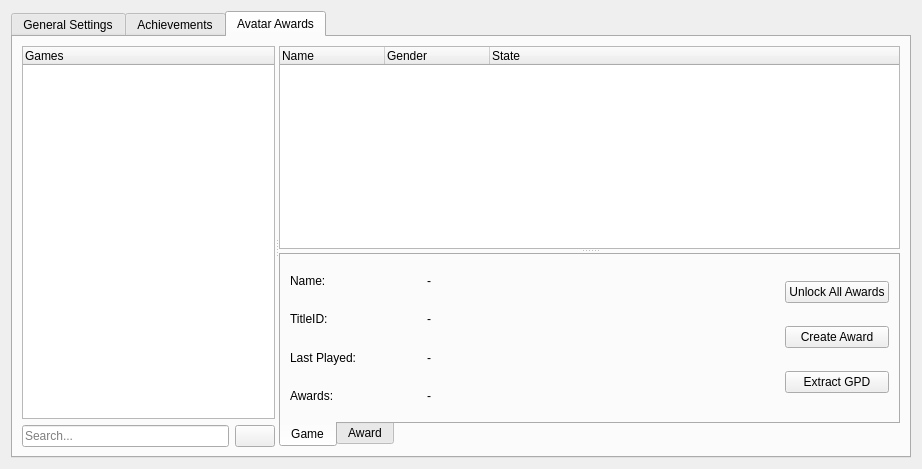
Above: Velocity/profileeditor.ui from hetelek/Velocity before the change. Below: the same form after it.
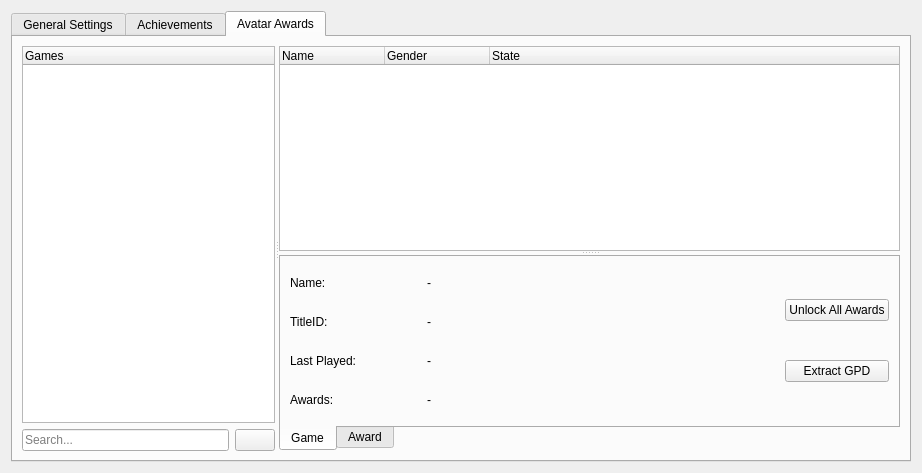
That is the form after the change. The open tabs and pages were chosen to show the change. Icons and pictures are not drawn.

What changed in the file:
```diff
--- a/Velocity/profileeditor.ui
+++ b/Velocity/profileeditor.ui
@@ -7,7 +7,7 @@
     <x>0</x>
     <y>0</y>
     <width>922</width>
-    <height>469</height>
+    <height>473</height>
    </rect>
   </property>
   <property name="minimumSize">
@@ -23,8 +23,8 @@
    <iconset resource="Resources.qrc">
     <normaloff>:/Images/Leaner24.png</normaloff>:/Images/Leaner24.png</iconset>
   </property>
-  <layout class="QGridLayout" name="gridLayout_9">
-   <item row="1" column="0">
+  <layout class="QVBoxLayout" name="verticalLayout_22">
+   <item>
     <widget class="QTabWidget" name="tabWidget">
      <property name="minimumSize">
       <size>
@@ -1350,23 +1350,6 @@
                  </property>
                 </widget>
                </item>
-               <item>
-                <widget class="QPushButton" name="btnCreateAward">
-                 <property name="text">
-                  <string>Create Award</string>
-                 </property>
-                 <property name="icon">
-                  <iconset resource="Resources.qrc">
-                   <normaloff>:/Images/add.png</normaloff>:/Images/add.png</iconset>
-                 </property>
-                 <property name="iconSize">
-                  <size>
-                   <width>20</width>
-                   <height>20</height>
-                  </size>
-                 </property>
-                </widget>
-               </item>
                <item>
                 <widget class="QPushButton" name="btnExtractGPD_2">
                  <property name="text">
```
